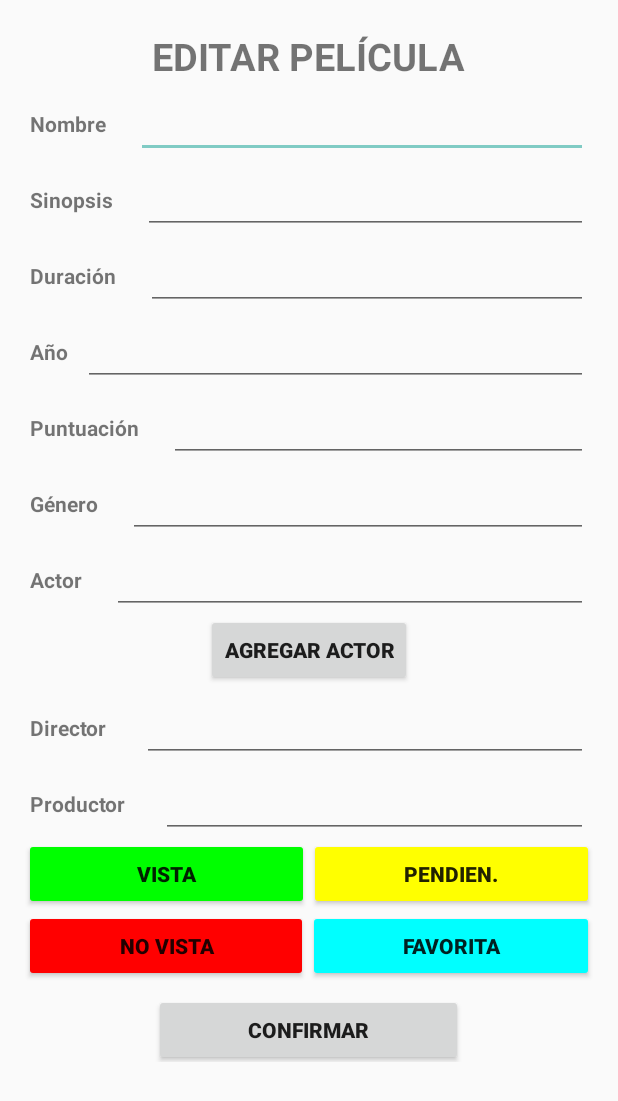
After one commit to javicg23/ControlPeliculas, an Android app: the layout activity_modificarpelicula.xml on its own in the app's theme, with its tools: preview values and no code run, on a phone screen of 412 x 824 dp. The commit adds this screen. Shown: the top 1101 px of the screen. Run offline under Robolectric (Android 15) with nearby library versions, the phone set to English and light mode, and no system bars.

Commit message:
Creacion de pordefectos runeando

```diff
--- a/app/src/main/java/com/example/vesprada/controlpelicula/conexion/DBHelperControlPeliculas.java
+++ b/app/src/main/java/com/example/vesprada/controlpelicula/conexion/DBHelperControlPeliculas.java
@@ -21,7 +21,7 @@ import com.example.vesprada.controlpelicula.modelo.Productor;
 
 public class DBHelperControlPeliculas extends SQLiteOpenHelper {
 
-    private static final int DATABASE_VERSION = 22;
+    private static final int DATABASE_VERSION = 21;
 
     private static final String DATABASE_NAME = "ControlPeliculas.db";
 
--- a/app/src/main/java/com/example/vesprada/controlpelicula/dao/ActorDAO.java
+++ b/app/src/main/java/com/example/vesprada/controlpelicula/dao/ActorDAO.java
@@ -143,7 +143,7 @@ public class ActorDAO {
                 Actor.KEY_ID + "," +
                 Actor.KEY_Nombre_completo +
                 " FROM " + Actor.TABLE
-                + " WHERE " + Actor.KEY_Nombre_completo +  "LIKE ?";
+                + " WHERE " + Actor.KEY_Nombre_completo +  " LIKE ?";
 
         Actor actor = new Actor();
 
--- a/app/src/main/java/com/example/vesprada/controlpelicula/dao/DirectorDAO.java
+++ b/app/src/main/java/com/example/vesprada/controlpelicula/dao/DirectorDAO.java
@@ -136,7 +136,7 @@ public class DirectorDAO {
                 Director.KEY_ID + "," +
                 Director.KEY_Nombre_completo +
                 " FROM " + Director.TABLE
-                + " WHERE " + Director.KEY_Nombre_completo +  "LIKE ?";
+                + " WHERE " + Director.KEY_Nombre_completo +  " LIKE ?";
 
         Director director = new Director();
 
--- a/app/src/main/java/com/example/vesprada/controlpelicula/dao/GeneroDAO.java
+++ b/app/src/main/java/com/example/vesprada/controlpelicula/dao/GeneroDAO.java
@@ -85,7 +85,7 @@ public class GeneroDAO {
                 Genero.KEY_ID + "," +
                 Genero.KEY_Nombre +
                 " FROM " + Genero.TABLE
-                + " WHERE " + Genero.KEY_Nombre +  "LIKE ?";
+                + " WHERE " + Genero.KEY_Nombre +  " LIKE ?";
 
         Genero genero = new Genero();
 
--- a/app/src/main/java/com/example/vesprada/controlpelicula/dao/PeliculaDAO.java
+++ b/app/src/main/java/com/example/vesprada/controlpelicula/dao/PeliculaDAO.java
@@ -70,7 +70,7 @@ public class PeliculaDAO {
         db.close(); // Closing database connection
     }
 
-    public static ArrayList<Pelicula> getPeliculaList() {
+    public ArrayList<Pelicula> getPeliculaList() {
         //Open connection to read only
         SQLiteDatabase db = dbHelperPelicula.getReadableDatabase();
         String selectQuery =  "SELECT  " +
@@ -311,7 +311,7 @@ public class PeliculaDAO {
                 Pelicula.KEY_ID + "," +
                 Pelicula.KEY_Nombre +
                 " FROM " + Pelicula.TABLE
-                + " WHERE " + Pelicula.KEY_Nombre +  "LIKE ?";
+                + " WHERE " + Pelicula.KEY_Nombre +  " LIKE ?";
 
         Pelicula pelicula = new Pelicula();
 
--- a/app/src/main/java/com/example/vesprada/controlpelicula/dao/ProductorDAO.java
+++ b/app/src/main/java/com/example/vesprada/controlpelicula/dao/ProductorDAO.java
@@ -136,7 +136,7 @@ public class ProductorDAO {
                 Productor.KEY_ID + "," +
                 Productor.KEY_Nombre +
                 " FROM " + Productor.TABLE
-                + " WHERE " + Productor.KEY_Nombre +  "LIKE ?";
+                + " WHERE " + Productor.KEY_Nombre +  " LIKE ?";
 
         Productor productor = new Productor();
 
--- a/app/src/main/res/layout/activity_detallepelicula.xml
+++ b/app/src/main/res/layout/activity_detallepelicula.xml
@@ -53,7 +53,7 @@
                     android:layout_marginBottom="10dp">
                     <TextView
                         android:id="@+id/tvPuntuacionDetalle"
-                        android:layout_width="70dp"
+                        android:layout_width="100dp"
                         android:layout_height="wrap_content"
                         android:background="#00ff00"
                         android:layout_gravity="center"
--- /dev/null
+++ b/app/src/main/res/layout/activity_modificarpelicula.xml
@@ -0,0 +1,283 @@
+<?xml version="1.0" encoding="utf-8"?>
+<ScrollView
+    android:layout_width="match_parent"
+    android:layout_height="match_parent"
+    xmlns:android="http://schemas.android.com/apk/res/android">
+    <LinearLayout
+        android:orientation="vertical"
+        android:layout_width="match_parent"
+        android:layout_height="wrap_content">
+        <TextView
+            android:layout_width="wrap_content"
+            android:layout_height="wrap_content"
+            android:layout_gravity="center"
+            android:textSize="25sp"
+            android:textStyle="bold"
+            android:text="EDITAR PELÍCULA"
+            android:layout_marginTop="20dp" />
+        <LinearLayout
+            android:layout_width="match_parent"
+            android:layout_height="wrap_content"
+            android:paddingTop="5dp"
+            android:orientation="horizontal"
+            android:gravity="center_vertical"
+            android:layout_marginLeft="20dp"
+            android:layout_marginRight="20dp"
+            android:weightSum="1">
+            <TextView
+                android:layout_width="wrap_content"
+                android:layout_height="wrap_content"
+                android:layout_marginRight="20dp"
+                android:text="Nombre"
+                android:textStyle="bold"/>
+            <EditText
+                android:id="@+id/etEditarNombre"
+                android:layout_width="match_parent"
+                android:layout_height="wrap_content"
+                android:maxLines="1"/>
+        </LinearLayout>
+        <LinearLayout
+            android:layout_width="match_parent"
+            android:layout_height="wrap_content"
+            android:paddingTop="5dp"
+            android:orientation="horizontal"
+            android:gravity="center_vertical"
+            android:layout_marginLeft="20dp"
+            android:layout_marginRight="20dp"
+            android:weightSum="1">
+            <TextView
+                android:layout_width="wrap_content"
+                android:layout_height="wrap_content"
+                android:layout_marginRight="20dp"
+                android:text="Sinopsis"
+                android:textStyle="bold"/>
+            <EditText
+                android:id="@+id/etEditarSinopsis"
+                android:layout_width="match_parent"
+                android:layout_height="wrap_content"
+                android:maxLines="1" />
+        </LinearLayout>
+        <LinearLayout
+            android:layout_width="match_parent"
+            android:layout_height="wrap_content"
+            android:paddingTop="5dp"
+            android:orientation="horizontal"
+            android:gravity="center_vertical"
+            android:layout_marginLeft="20dp"
+            android:layout_marginRight="20dp"
+            android:weightSum="1">
+            <TextView
+                android:layout_width="wrap_content"
+                android:layout_height="wrap_content"
+                android:layout_marginRight="20dp"
+                android:text="Duración"
+                android:textStyle="bold"/>
+            <EditText
+                android:id="@+id/etEditarDuracion"
+                android:layout_width="match_parent"
+                android:layout_height="wrap_content"
+                android:maxLines="1" />
+        </LinearLayout>
+        <LinearLayout
+            android:layout_width="match_parent"
+            android:layout_height="wrap_content"
+            android:paddingTop="5dp"
+            android:orientation="horizontal"
+            android:gravity="center_vertical"
+            android:layout_marginLeft="20dp"
+            android:layout_marginRight="20dp"
+            android:weightSum="1">
+            <TextView
+                android:layout_width="wrap_content"
+                android:layout_height="wrap_content"
+                android:text="Año"
+                android:layout_marginRight="10dp"
+                android:textStyle="bold"/>
+            <EditText
+                android:id="@+id/etEditarAnyo"
+                android:layout_width="match_parent"
+                android:layout_height="wrap_content"
+                android:maxLines="1" />
+        </LinearLayout>
+        <LinearLayout
+            android:layout_width="match_parent"
+            android:layout_height="wrap_content"
+            android:paddingTop="5dp"
+            android:orientation="horizontal"
+            android:gravity="center_vertical"
+            android:layout_marginLeft="20dp"
+            android:layout_marginRight="20dp"
+            android:weightSum="1">
+            <TextView
+                android:layout_width="wrap_content"
+                android:layout_height="wrap_content"
+                android:layout_marginRight="20dp"
+                android:text="Puntuación"
+                android:textStyle="bold"/>
+            <EditText
+                android:id="@+id/etEditarPuntuacion"
+                android:layout_width="match_parent"
+                android:layout_height="wrap_content"
+                android:maxLines="1" />
+        </LinearLayout>
+        <LinearLayout
+            android:layout_width="match_parent"
+            android:layout_height="wrap_content"
+            android:paddingTop="5dp"
+            android:orientation="horizontal"
+            android:gravity="center_vertical"
+            android:layout_marginLeft="20dp"
+            android:layout_marginRight="20dp"
+            android:weightSum="1">
+            <TextView
+                android:layout_width="wrap_content"
+                android:layout_height="wrap_content"
+                android:layout_marginRight="20dp"
+                android:text="Género"
+                android:textStyle="bold"/>
+            <EditText
+                android:id="@+id/etEditarGenero"
+                android:layout_width="match_parent"
+                android:layout_height="wrap_content"
+                android:maxLines="1" />
+        </LinearLayout>
+        <LinearLayout
+            android:layout_width="match_parent"
+            android:layout_height="wrap_content"
+            android:paddingTop="5dp"
+            android:orientation="horizontal"
+            android:gravity="center_vertical"
+            android:layout_marginLeft="20dp"
+            android:layout_marginRight="20dp"
+            android:weightSum="1">
+            <TextView
+                android:layout_width="wrap_content"
+                android:layout_height="wrap_content"
+                android:layout_marginRight="20dp"
+                android:text="Actor"
+                android:textStyle="bold"/>
+            <EditText
+                android:id="@+id/etEditarActor"
+                android:layout_width="match_parent"
+                android:layout_height="wrap_content"
+                android:maxLines="1"/>
+        </LinearLayout>
+        <LinearLayout
+            android:layout_width="match_parent"
+            android:layout_height="wrap_content"
+            android:orientation="horizontal"
+            android:gravity="center">
+            <Button
+                android:id="@+id/btnAgregarActorEditar"
+                android:layout_width="wrap_content"
+                android:layout_height="wrap_content"
+                android:textStyle="bold"
+                android:text="AGREGAR ACTOR" />
+        </LinearLayout>
+        <LinearLayout
+            android:layout_width="match_parent"
+            android:layout_height="wrap_content"
+            android:paddingTop="5dp"
+            android:orientation="horizontal"
+            android:gravity="center_vertical"
+            android:layout_marginLeft="20dp"
+            android:layout_marginRight="20dp"
+            android:weightSum="1">
+            <TextView
+                android:layout_width="wrap_content"
+                android:layout_height="wrap_content"
+                android:text="Director "
+                android:layout_marginRight="20dp"
+                android:textStyle="bold"/>
+            <EditText
+                android:id="@+id/etEditarDirector"
+                android:layout_width="match_parent"
+                android:layout_height="wrap_content"
+                android:maxLines="1"/>
+        </LinearLayout>
+        <LinearLayout
+            android:layout_width="match_parent"
+            android:layout_height="wrap_content"
+            android:paddingTop="5dp"
+            android:orientation="horizontal"
+            android:gravity="center_vertical"
+            android:layout_marginLeft="20dp"
+            android:layout_marginRight="20dp"
+            android:weightSum="1">
+            <TextView
+                android:layout_width="wrap_content"
+                android:layout_height="wrap_content"
+                android:text="Productor "
+                android:layout_marginRight="20dp"
+                android:textStyle="bold"/>
+            <EditText
+                android:id="@+id/etEditarProductor"
+                android:layout_width="match_parent"
+                android:layout_height="wrap_content"
+                android:maxLines="1"/>
+        </LinearLayout>
+        <LinearLayout
+            android:layout_width="match_parent"
+            android:layout_height="wrap_content"
+            android:orientation="horizontal"
+            android:gravity="center">
+            <android.support.v7.widget.AppCompatButton
+                android:id="@+id/btnEstadoVistaEditar"
+                android:layout_width="wrap_content"
+                android:layout_height="wrap_content"
+                android:layout_marginLeft="@dimen/fab_margin"
+                android:text="VISTA"
+                android:backgroundTint="#00ff00"
+                android:textStyle="bold"
+                android:layout_weight="1" />
+            <android.support.v7.widget.AppCompatButton
+                android:id="@+id/btnEstadoPendienteEditar"
+                android:layout_width="wrap_content"
+                android:layout_height="wrap_content"
+                android:layout_weight="1"
+                android:layout_marginRight="@dimen/fab_margin"
+                android:text="PENDIEN."
+                android:textStyle="bold"
+                android:backgroundTint="#ffff00"/>
+        </LinearLayout>
+        <LinearLayout
+            android:layout_width="match_parent"
+            android:layout_height="wrap_content"
+            android:orientation="horizontal"
+            android:gravity="center">
+            <android.support.v7.widget.AppCompatButton
+                android:id="@+id/btnEstadoNoVistaEditar"
+                android:layout_width="wrap_content"
+                android:layout_height="wrap_content"
+                android:layout_weight="1"
+                android:layout_marginLeft="@dimen/fab_margin"
+                android:text="NO VISTA"
+                android:textStyle="bold"
+                android:backgroundTint="#ff0000"/>
+            <android.support.v7.widget.AppCompatButton
+                android:id="@+id/btnEstadoFavorita"
+                android:layout_width="wrap_content"
+                android:layout_height="wrap_content"
+                android:layout_weight="1"
+                android:layout_marginRight="@dimen/fab_margin"
+                android:text="FAVORITA"
+                android:textStyle="bold"
+                android:backgroundTint="#00ffff"/>
+        </LinearLayout>
+        <LinearLayout
+            android:layout_width="match_parent"
+            android:layout_height="wrap_content"
+            android:orientation="horizontal"
+            android:gravity="center"
+            android:weightSum="1">
+            <Button
+                android:id="@+id/btnConfirmarPeliculaEditar"
+                android:layout_width="0dp"
+                android:layout_height="wrap_content"
+                android:layout_weight="0.5"
+                android:layout_marginTop="5dp"
+                android:textStyle="bold"
+                android:text="CONFIRMAR" />
+        </LinearLayout>
+    </LinearLayout>
+</ScrollView>
--- a/app/src/main/res/layout/content_main.xml
+++ b/app/src/main/res/layout/content_main.xml
@@ -27,6 +27,7 @@
             android:id="@+id/btnBuscador"
             android:layout_width="wrap_content"
             android:layout_height="wrap_content"
+            android:layout_marginLeft="@dimen/fab_margin"
             android:src="@drawable/ic_magnify_grey600_24dp" />
 
     </LinearLayout>
```
Also changed, not shown: app/src/main/java/com/example/vesprada/controlpelicula/MainActivity.java (+157 -32 lines), app/src/main/java/com/example/vesprada/controlpelicula/activity/CrearPelicula.java (+17 -11 lines).
